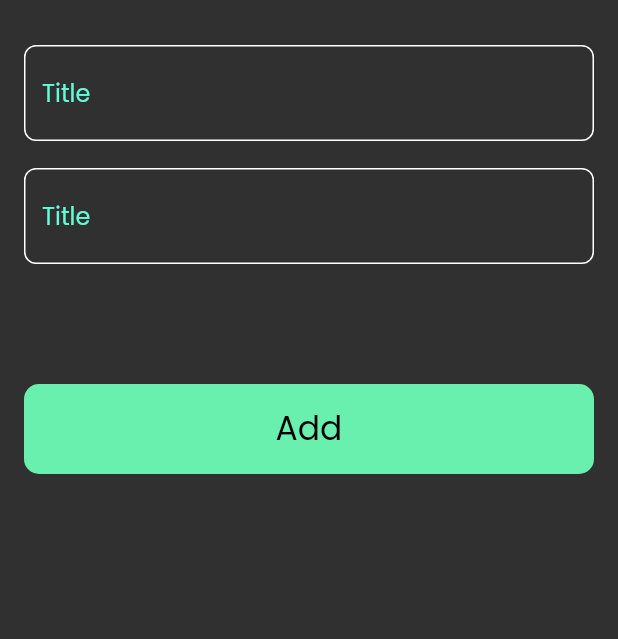
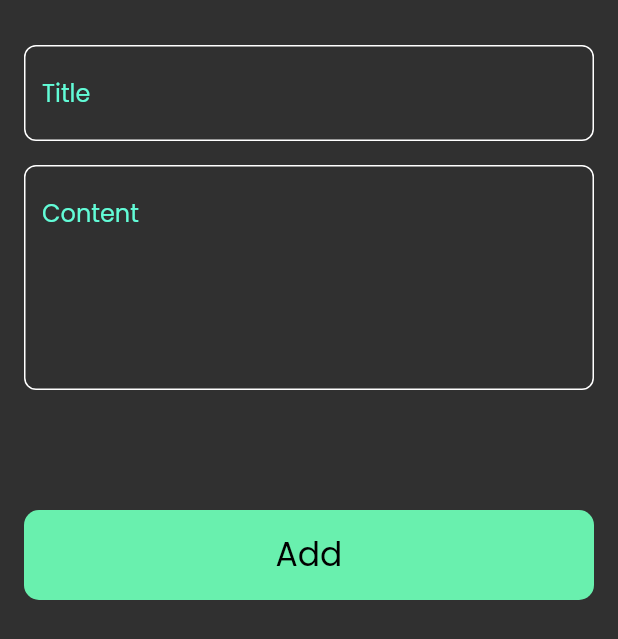
Before and after one commit to aymanabbasabdullah/notes_app, a Flutter app: the AddNoteBottomSheet widget shown alone on an empty page, opened directly, on a phone screen of 412 x 824 dp. Shown: the top 639 px of the screen. Run offline on Flutter 3.47's test engine with Material 3 defaults, Android fonts, the phone set to English and light mode, and no system bars; our stand-ins replace font_awesome_flutter.

Commit message:
add fields to notes bottom sheet

```diff
--- a/lib/widgets/add_note_bottom_sheet.dart
+++ b/lib/widgets/add_note_bottom_sheet.dart
@@ -11,13 +11,13 @@ class AddNoteBottomSheet extends StatelessWidget {
   Widget build(BuildContext context) {
     return Container(
 
-      child: Padding(
-        padding: const EdgeInsets.symmetric(vertical: 30,horizontal: 16),
+      child: const Padding(
+        padding: EdgeInsets.symmetric(vertical: 30,horizontal: 16),
         child: Column(
           children: [
-            CustomTextField( ),
-            SizedBox(height: 18,),
-            CustomTextField( ),
+            CustomTextField( hintText: 'Title', ),
+            SizedBox(height: 16,),
+            CustomTextField( maxLines: 5,hintText: 'Content',),
             SizedBox(height: 80,),
             CustomButton(backgroundColo: Colors.greenAccent, colorText: Colors.black, text: 'Add')
           ],
--- a/lib/widgets/custom_text_filed.dart
+++ b/lib/widgets/custom_text_filed.dart
@@ -1,15 +1,17 @@
 import 'package:flutter/material.dart';
 import 'package:notesapp/constants.dart';
 class CustomTextField extends StatelessWidget {
-  const CustomTextField({super.key,  });
-  //final String hintText;
+  const CustomTextField({super.key, required this.hintText,  this.maxLines= 1 });
+  final String hintText;
+  final int maxLines;
 
   @override
   Widget build(BuildContext context) {
     return TextField(
+      maxLines: maxLines,
       cursorColor:kPrimaryColor ,
       decoration: InputDecoration(
-        hintText: 'Title',
+        hintText: hintText,
           hintStyle: const TextStyle(color: kPrimaryColor),
           border: buildBorder(),
           enabledBorder: buildBorder(),
```
